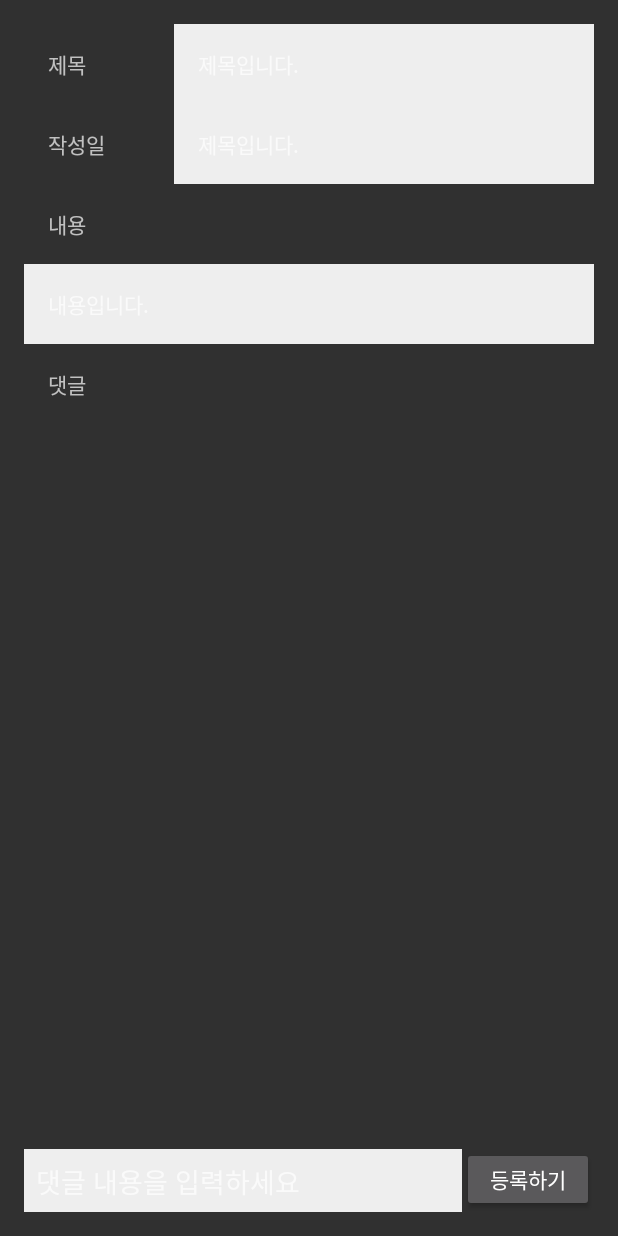
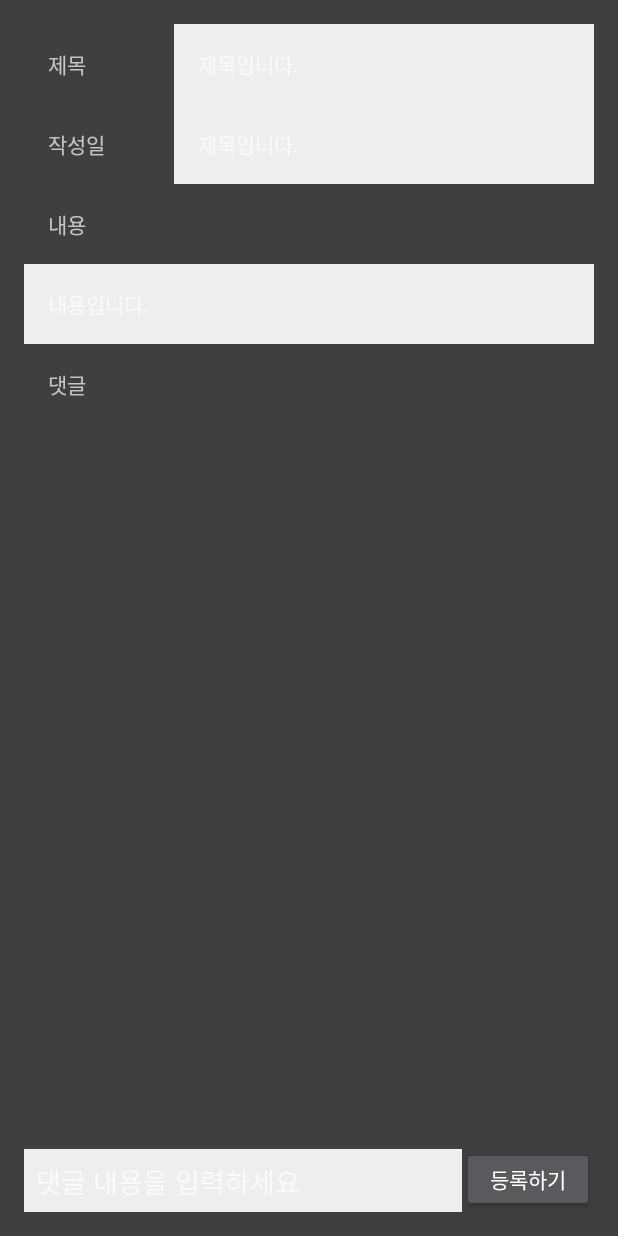
Before and after one commit to mnyee/vegan_capstone, an Android app: the layout activity_detail.xml on its own in the app's theme, with its tools: preview values and no code run, on a phone screen of 412 x 824 dp. Run offline under Robolectric (Android 15) with nearby library versions, the phone set to English and light mode, and no system bars.

Commit message:
Update activity_detail.xml

```diff
--- a/app/src/main/res/layout/activity_detail.xml
+++ b/app/src/main/res/layout/activity_detail.xml
@@ -2,6 +2,7 @@
 <LinearLayout xmlns:android="http://schemas.android.com/apk/res/android"
     android:layout_width="match_parent"
     android:padding="16dp"
+    android:background="#403F40"
     android:layout_height="match_parent"
     android:orientation="vertical">
 
```
